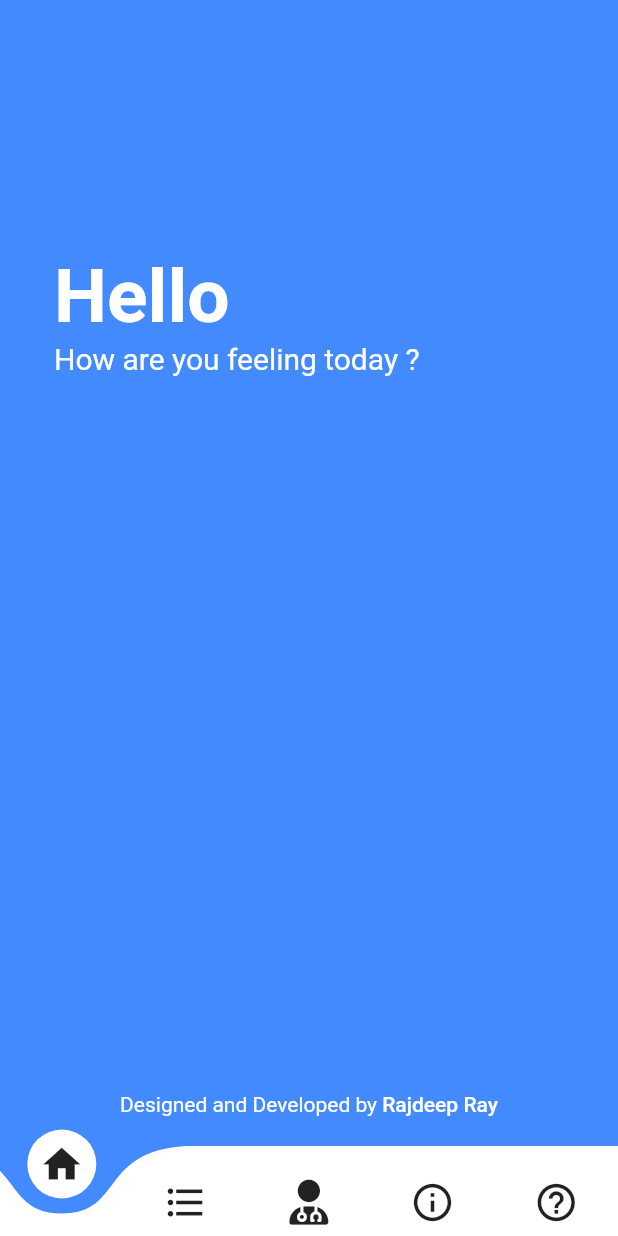
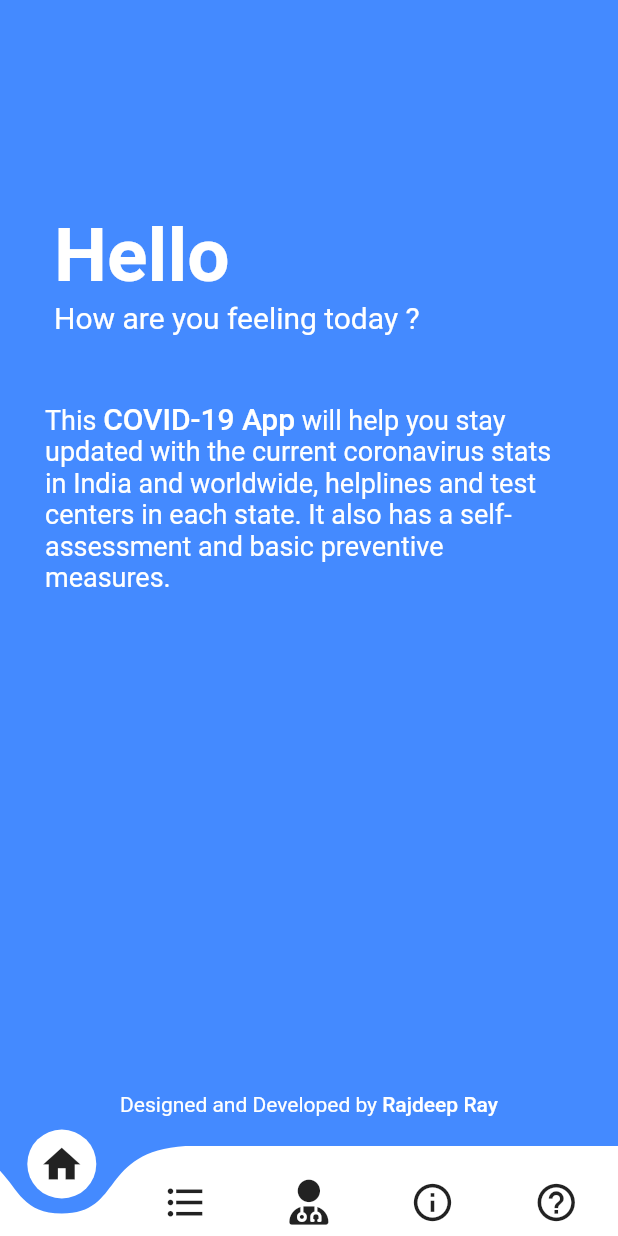
Before and after one commit to rajdeep-ray/covid19-app, a Flutter app: the screen it shows after launch, on a phone screen of 412 x 824 dp. Run offline on Flutter 3.47's test engine with Material 2 defaults, Android fonts, the phone set to English and light mode, and no system bars; drawn by our look-alikes of carousel_slider, curved_navigation_bar; our stand-ins replace cached_network_image, cloud_firestore, flutter_vector_icons; accounts and stored records are empty.

Commit message:
HomePage and myAssesment changed

```diff
--- a/lib/myScreens/HomePage.dart
+++ b/lib/myScreens/HomePage.dart
@@ -13,10 +13,11 @@ class HomePage extends StatelessWidget {
         ),
         SafeArea(
           child: Column(
+            //crossAxisAlignment: CrossAxisAlignment.start,
             children: <Widget>[
               Padding(
                 padding: EdgeInsets.only(
-                    top: MediaQuery.of(context).size.height / 5, left: 20),
+                    top: MediaQuery.of(context).size.height / 6, left: 20),
                 child: ListTile(
                   title: Text(
                     "Hello",
@@ -31,6 +32,25 @@ class HomePage extends StatelessWidget {
                       color: Colors.white,
                       fontSize: 20,
                     ),
+                  ),
+                ),
+              ),
+              Padding(padding: EdgeInsets.all(20)),
+              Padding(
+                padding: const EdgeInsets.symmetric(horizontal: 30),
+                child: RichText(
+                  text: TextSpan(
+                    style: TextStyle(color: Colors.white, fontSize: 18),
+                    children: [
+                      TextSpan(text: "This "),
+                      TextSpan(
+                          text: "COVID-19 App",
+                          style: TextStyle(
+                              fontSize: 20, fontWeight: FontWeight.w500)),
+                      TextSpan(
+                          text:
+                              " will help you stay updated with the current coronavirus stats in India and worldwide, helplines and test centers in each state. It also has a self-assessment and basic preventive measures."),
+                    ],
                   ),
                 ),
               ),
@@ -92,8 +112,8 @@ class HomePage extends StatelessWidget {
                         }
                       },
                     ),
-                    Padding(
-                      padding: const EdgeInsets.only(top:10.0),
+                    /*Padding(
+                      padding: const EdgeInsets.only(top: 10.0),
                       child: Row(
                         mainAxisAlignment: MainAxisAlignment.center,
                         children: <Widget>[
@@ -110,11 +130,29 @@ class HomePage extends StatelessWidget {
                           )
                         ],
                       ),
-                    )
+                    ),*/
+                    Padding(
+                      padding: EdgeInsets.all(10),
+                      child: RichText(
+                        text: TextSpan(
+                          style: TextStyle(color: Colors.white),
+                          children: [
+                            TextSpan(text: "Designed and Developed by\t"),
+                            TextSpan(
+                              text: "Rajdeep Ray",
+                              style: TextStyle(
+                                color: Colors.white,
+                                fontWeight: FontWeight.w500,
+                              ),
+                            )
+                          ],
+                        ),
+                      ),
+                    ),
                   ],
                 ),
               ),
-              Padding(padding: EdgeInsets.all(10)),
+              Padding(padding: EdgeInsets.all(5)),
             ],
           ),
         ),
```
Also changed, not shown: lib/myScreens/myAssesment.dart (+79 -25 lines).
